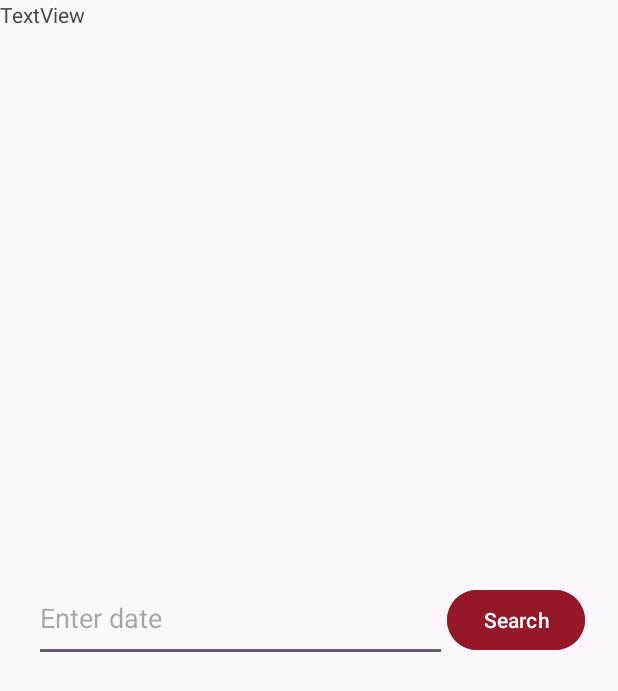
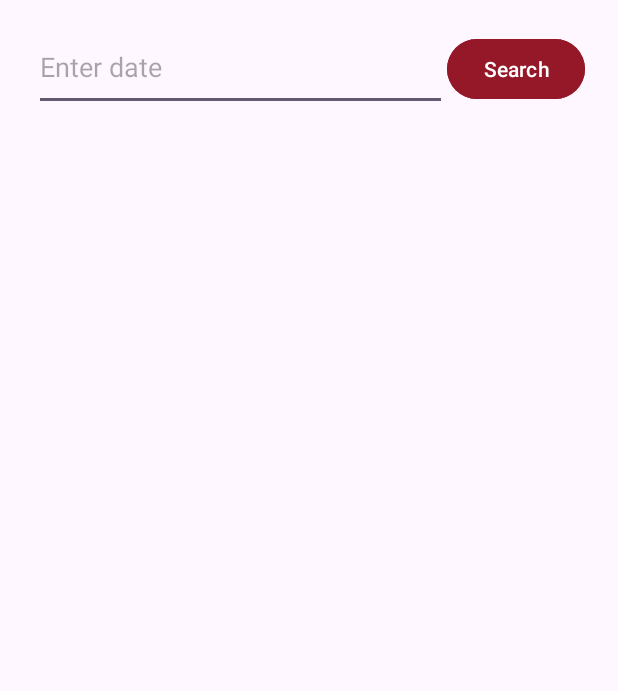
Before and after one commit to sashap100/Vassar-Dining-App, an Android app: the screen it shows after launch (MainActivity), on a phone screen of 412 x 824 dp. Shown: the top 691 px of the screen. Run offline under Robolectric (Android 15) with nearby library versions, the light colour scheme and no system bars.

Commit message:
Added text boxes for menu title and text

```diff
--- a/intellij/astudio/app/src/main/res/layout/activity_main.xml
+++ b/intellij/astudio/app/src/main/res/layout/activity_main.xml
@@ -3,14 +3,16 @@
     xmlns:app="http://schemas.android.com/apk/res-auto"
     xmlns:tools="http://schemas.android.com/tools"
     android:layout_width="match_parent"
-    android:layout_height="match_parent"
-    tools:context=".controller.MainActivity">
+    android:layout_height="match_parent">
 
     <LinearLayout
+        android:id="@+id/linearLayout"
         android:layout_width="wrap_content"
         android:layout_height="wrap_content"
+        android:layout_marginStart="16dp"
+        android:layout_marginTop="16dp"
+        android:layout_marginEnd="16dp"
         android:orientation="horizontal"
-        app:layout_constraintBottom_toBottomOf="parent"
         app:layout_constraintEnd_toEndOf="parent"
         app:layout_constraintStart_toStartOf="parent"
         app:layout_constraintTop_toTopOf="parent">
@@ -20,23 +22,52 @@
             android:layout_width="275dp"
             android:layout_height="58dp"
             android:ems="10"
-            android:hint="Enter date"
-            android:inputType="date" />
+            android:hint="@string/date_field"
+            android:inputType="date"
+            android:textAlignment="viewStart"
+            android:textColor="@color/DarkGray" />
 
         <Button
             android:id="@+id/dateInputButton"
             android:layout_width="wrap_content"
             android:layout_height="wrap_content"
             android:layout_weight="1"
-            android:backgroundTint="#951829"
-            android:text="Search" />
+            android:backgroundTint="@color/VassarBurgundy"
+            android:text="@string/search_label" />
     </LinearLayout>
 
-    <TextView
-        android:id="@+id/textView"
-        android:layout_width="377dp"
-        android:layout_height="308dp"
-        android:text="TextView"
-        tools:layout_editor_absoluteX="22dp"
-        tools:layout_editor_absoluteY="409dp" />
+    <LinearLayout
+        android:layout_width="wrap_content"
+        android:layout_height="wrap_content"
+        android:layout_marginTop="24dp"
+        android:orientation="vertical"
+        app:layout_constraintEnd_toEndOf="parent"
+        app:layout_constraintStart_toStartOf="parent"
+        app:layout_constraintTop_toBottomOf="@+id/linearLayout">
+
+        <androidx.constraintlayout.widget.ConstraintLayout
+            android:layout_width="match_parent"
+            android:layout_height="match_parent">
+
+            <TextView
+                android:id="@+id/menuTitle"
+                android:layout_width="78dp"
+                android:layout_height="35dp"
+                android:textSize="20sp"
+                app:layout_constraintEnd_toEndOf="parent"
+                app:layout_constraintStart_toStartOf="parent"
+                app:layout_constraintTop_toTopOf="parent" />
+
+            <TextView
+                android:id="@+id/menuDisplay"
+                android:layout_width="364dp"
+                android:layout_height="300dp"
+                android:layout_marginTop="16dp"
+                app:layout_constraintEnd_toEndOf="parent"
+                app:layout_constraintStart_toStartOf="parent"
+                app:layout_constraintTop_toBottomOf="@+id/menuTitle" />
+        </androidx.constraintlayout.widget.ConstraintLayout>
+
+    </LinearLayout>
+
 </androidx.constraintlayout.widget.ConstraintLayout>
--- a/intellij/astudio/app/src/main/res/values/colors.xml
+++ b/intellij/astudio/app/src/main/res/values/colors.xml
@@ -2,4 +2,12 @@
 <resources>
     <color name="black">#FF000000</color>
     <color name="white">#FFFFFFFF</color>
+    <color name="VassarBurgundy">#951829</color>
+    <color name="VassarDarkBurgundy">#641A2B</color>
+    <color name="DarkGray">#63666A</color>
+    <color name="Gold">#C6AA76</color>
+    <color name="Red">#ED1C24</color>
+    <color name="Cream">#FFF8EF</color>
+    <color name="Rose">#F2D4D7</color>
+    <color name="LightGray">#D0D0CE</color>
 </resources>
--- a/intellij/astudio/app/src/main/res/values/strings.xml
+++ b/intellij/astudio/app/src/main/res/values/strings.xml
@@ -1,4 +1,6 @@
 <resources>
     <string name="app_name">app</string>
     <string name="invalid_date">Date entered is invalid! Use format YYYY-MM-DD</string>
+    <string name="date_field">Enter date</string>
+    <string name="search_label">Search</string>
 </resources>
```
